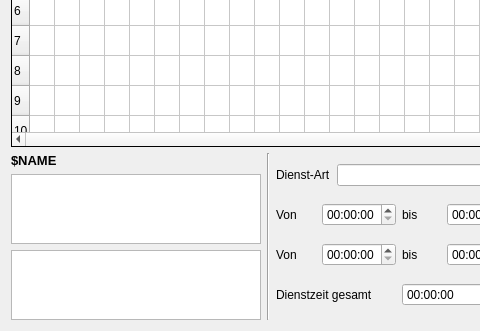
This is crosterwindow.ui in joergpauly/megaroster as Qt 5 draws it before an edit; both pictures show x 0 to 480 and y 213 to 544 of the 907 by 544 pixel window. The edited form follows.
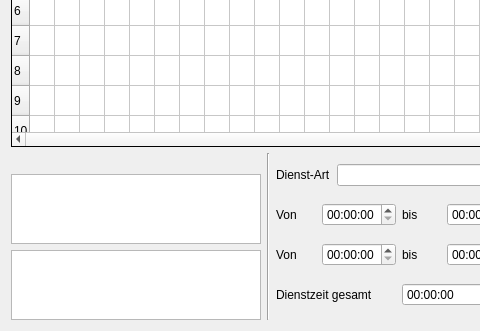
This is the edited form.

What changed in the file:
```diff
--- a/crosterwindow.ui
+++ b/crosterwindow.ui
@@ -172,7 +172,7 @@
           </font>
          </property>
          <property name="text">
-          <string>&lt;html&gt;&lt;head/&gt;&lt;body&gt;&lt;p&gt;$NAME&lt;/p&gt;&lt;/body&gt;&lt;/html&gt;</string>
+          <string/>
          </property>
         </widget>
        </item>
```
